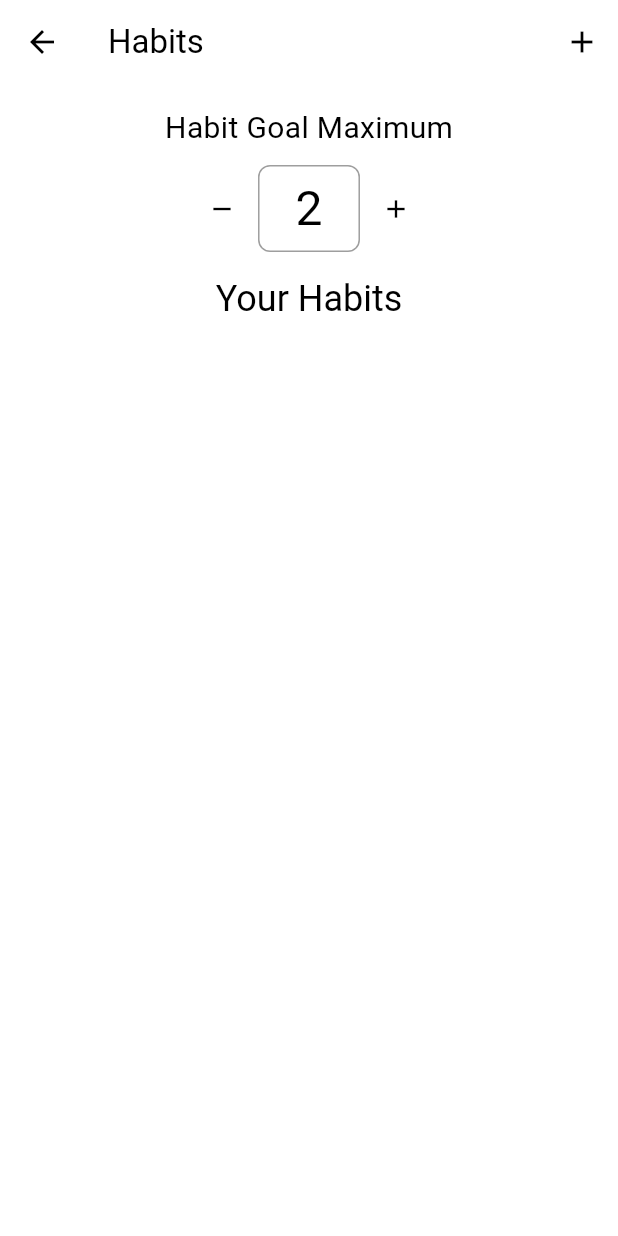
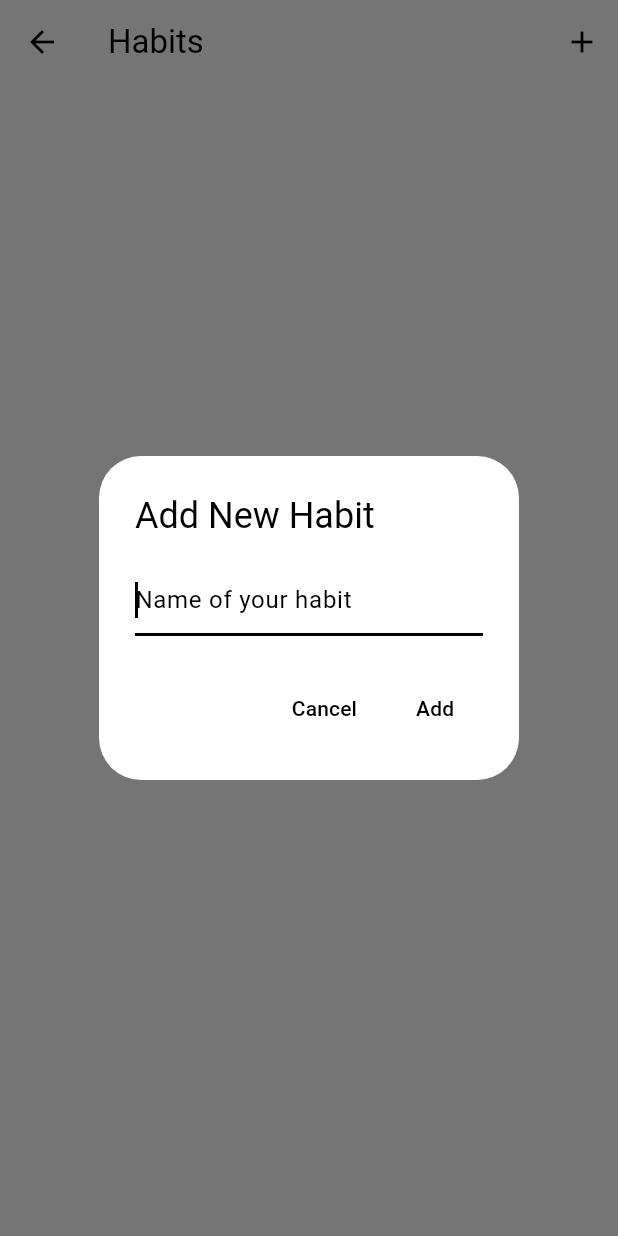
Before and after one commit to yibab/gitish-tracker, a Flutter app: the HabitsPage screen opened directly, after a tap on the "add" icon, on a phone screen of 412 x 824 dp. Run offline on Flutter 3.47's test engine with Material 3 defaults, Android fonts, the phone set to English and light mode, and no system bars; our stand-ins replace drift; accounts and stored records are empty; generated files the repository leaves out were written again.

```diff
--- /dev/null
+++ b/lib/database.dart
@@ -0,0 +1,42 @@
+import 'dart:io';
+
+import 'package:drift/drift.dart';
+import 'package:drift/native.dart';
+import 'package:path_provider/path_provider.dart';
+import 'package:path/path.dart' as p;
+
+part 'database.g.dart';
+
+class Habits extends Table {
+  IntColumn get id => integer().autoIncrement()();
+  TextColumn get name => text().withLength(min: 1, max: 50)();
+}
+
+@DriftDatabase(tables: [Habits])
+class AppDatabase extends _$AppDatabase {
+  AppDatabase() : super(_openConnection());
+
+  @override
+  int get schemaVersion => 1;
+
+  // Method to add a new habit
+  Future<int> addHabit(String name) {
+    return into(habits).insert(HabitsCompanion(name: Value(name)));
+  }
+
+  // Method to get all habits
+  Stream<List<Habit>> watchAllHabits() {
+    return select(habits).watch();
+  }
+}
+
+LazyDatabase _openConnection() {
+  // the LazyDatabase util lets us find the right location for the file async.
+  return LazyDatabase(() async {
+    // put the database file, called db.sqlite here, into the documents folder
+    // for your app.
+    final dbFolder = await getApplicationDocumentsDirectory();
+    final file = File(p.join(dbFolder.path, 'db.sqlite'));
+    return NativeDatabase(file);
+  });
+}
--- a/lib/habits_page.dart
+++ b/lib/habits_page.dart
@@ -1,4 +1,8 @@
 import 'package:flutter/material.dart';
+import 'package:gitish_tracker/database.dart';
+
+// A global instance of the database
+final AppDatabase appDatabase = AppDatabase();
 
 class HabitsPage extends StatefulWidget {
   const HabitsPage({super.key});
@@ -8,72 +12,74 @@ class HabitsPage extends StatefulWidget {
 }
 
 class _HabitsPageState extends State<HabitsPage> {
-  int habitGoal = 1;
-
-  void _incrementHabitGoal() {
-    setState(() {
-      if (habitGoal < 10) {
-        habitGoal++;
-      }
-    });
-  }
-
-  void _decrementHabitGoal() {
-    setState(() {
-      if (habitGoal > 1) {
-        habitGoal--;
-      }
-    });
-  }
-
   @override
   Widget build(BuildContext context) {
     return Scaffold(
       appBar: AppBar(
         title: const Text('Habits'),
-        actions: [IconButton(onPressed: () {}, icon: const Icon(Icons.add))],
+        actions: [
+          IconButton(
+            onPressed: () => _showAddHabitDialog(context),
+            icon: const Icon(Icons.add),
+          ),
+        ],
       ),
-      body: Column(
-        children: [
-          const SizedBox(height: 15),
-          Column(
-            children: [
-              const Text('Habit Goal Maximum', style: TextStyle(fontSize: 20)),
-              const SizedBox(height: 10),
-              Row(
-                mainAxisAlignment: MainAxisAlignment.center,
-                children: [
-                  IconButton(
-                    onPressed: _decrementHabitGoal,
-                    icon: const Icon(Icons.remove, size: 20),
-                  ),
-                  Container(
-                    padding: const EdgeInsets.symmetric(
-                      horizontal: 24,
-                      vertical: 8,
-                    ),
-                    decoration: BoxDecoration(
-                      border: Border.all(color: Colors.grey),
-                      borderRadius: BorderRadius.circular(8.0),
-                    ),
-                    child: Text(
-                      '$habitGoal',
-                      style: Theme.of(context).textTheme.headlineLarge,
-                    ),
-                  ),
-                  IconButton(
-                    onPressed: _incrementHabitGoal,
-                    icon: const Icon(Icons.add, size: 20),
-                  ),
-                ],
-              ),
-            ],
-          ),
-          SizedBox(height: 15),
-          Text('Your Habits', style: Theme.of(context).textTheme.headlineSmall),
-          SizedBox(height: 15),
-        ],
+      body: StreamBuilder<List<Habit>>(
+        stream: appDatabase.watchAllHabits(),
+        builder: (context, snapshot) {
+          final habits = snapshot.data ?? [];
+
+          if (habits.isEmpty) {
+            return const Center(
+              child: Text('No habits yet. Add one!'),
+            );
+          }
+
+          return ListView.builder(
+            itemCount: habits.length,
+            itemBuilder: (context, index) {
+              final habit = habits[index];
+              return ListTile(
+                title: Text(habit.name),
+              );
+            },
+          );
+        },
       ),
     );
   }
+
+  void _showAddHabitDialog(BuildContext context) {
+    final TextEditingController controller = TextEditingController();
+
+    showDialog(
+      context: context,
+      builder: (context) {
+        return AlertDialog(
+          title: const Text('Add New Habit'),
+          content: TextField(
+            controller: controller,
+            autofocus: true,
+            decoration: const InputDecoration(hintText: 'Name of your habit'),
+          ),
+          actions: [
+            TextButton(
+              onPressed: () => Navigator.of(context).pop(),
+              child: const Text('Cancel'),
+            ),
+            TextButton(
+              onPressed: () {
+                final String name = controller.text.trim();
+                if (name.isNotEmpty) {
+                  appDatabase.addHabit(name);
+                  Navigator.of(context).pop();
+                }
+              },
+              child: const Text('Add'),
+            ),
+          ],
+        );
+      },
+    );
+  }
 }
```
Also changed, not shown: pubspec.yaml (+8 -33 lines), lib/models.dart (added), pubspec.lock.
